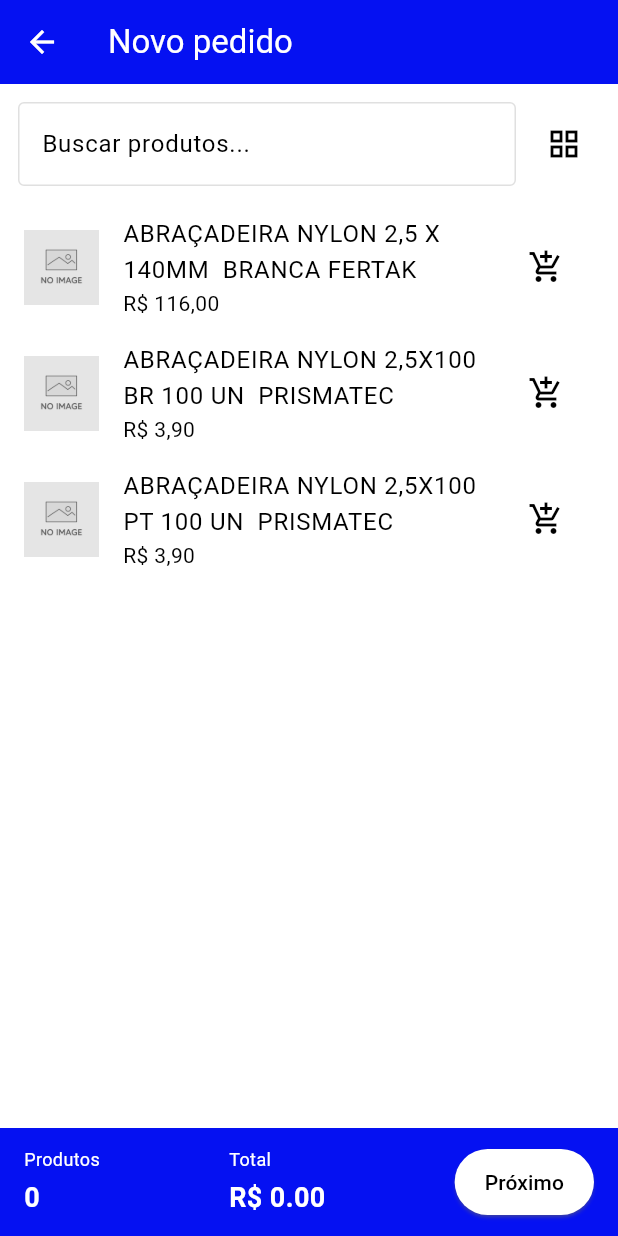
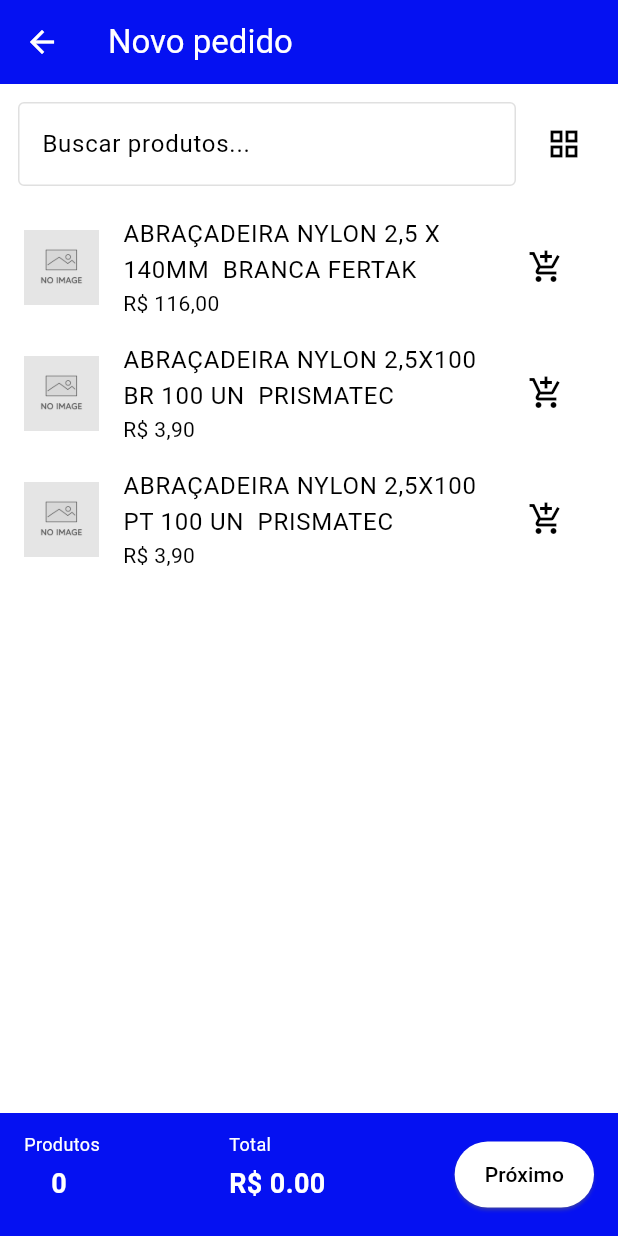
Before and after one commit to Prosystem-Informatica/ecommerce_flutter, a Flutter app: the ProductListPage screen opened by its route, on a phone screen of 412 x 824 dp. Run offline on Flutter 3.47's test engine with Material 3 defaults, Android fonts, the phone set to English and light mode, and no system bars; our stand-ins replace bloc, equatable, flutter_bloc, flutter_dotenv, get, shared_preferences and 1 more; missing offline and left inert: match; accounts and stored records are empty; network calls fail.

```diff
--- a/lib/app/modules/home/home_page.dart
+++ b/lib/app/modules/home/home_page.dart
@@ -122,12 +122,12 @@ class _DashboardState extends State<Dashboard> {
             children: [
               const SizedBox(height: 8),
               Padding(
-                padding: const EdgeInsets.symmetric(horizontal: 1),
+                padding: const EdgeInsets.symmetric(horizontal: 2),
                 child: Container(
-                  padding: const EdgeInsets.all(1),
+                  padding: const EdgeInsets.all(2),
                   child: TabBar(
                     isScrollable: true,
-                    labelPadding: const EdgeInsets.symmetric(horizontal: 10),
+                    labelPadding: const EdgeInsets.symmetric(horizontal: 25),
                     indicator: BoxDecoration(
                       color: colorScheme.primary,
                       borderRadius: BorderRadius.circular(25),
--- a/lib/app/modules/home/modules/cart/add_cart_page.dart
+++ b/lib/app/modules/home/modules/cart/add_cart_page.dart
@@ -105,9 +105,21 @@ class _ProductListPageState extends State<ProductListPage>
                     Expanded(
                       child: TextField(
                         controller: searchController,
-                        decoration: const InputDecoration(
+                        decoration:  InputDecoration(
                           labelText: 'Buscar produtos...',
                           border: OutlineInputBorder(),
+                          suffixIcon:
+                              searchQuery.isNotEmpty
+                                  ? IconButton(
+                                    icon: Icon(Icons.clear),
+                                    onPressed: () {
+                                      setState(() {
+                                        searchController.clear();
+                                        searchQuery = '';
+                                      });
+                                    },
+                                  )
+                                  : null,
                         ),
                         onChanged: (value) {
                           setState(() {
@@ -247,15 +259,19 @@ class _ProductListPageState extends State<ProductListPage>
                   'Produtos',
                   style: TextStyle(color: Colors.white, fontSize: 12),
                 ),
-                const SizedBox(height: 4),
-                Text(
-                  '${cart.length}',
-                  style: const TextStyle(
-                    color: Colors.white,
-                    fontSize: 18,
-                    fontWeight: FontWeight.bold,
+                const SizedBox(height: 5),
+                Padding(
+                  padding: const EdgeInsets.only(left: 18),
+                  child: Text(
+                    '${cart.length}',
+                    style: const TextStyle(
+                      color: Colors.white,
+                      fontSize: 18,
+                      fontWeight: FontWeight.bold,
+                    ),
                   ),
                 ),
+                const SizedBox(height: 10),
               ],
             ),
             Column(
@@ -266,7 +282,7 @@ class _ProductListPageState extends State<ProductListPage>
                   'Total',
                   style: TextStyle(color: Colors.white, fontSize: 12),
                 ),
-                const SizedBox(height: 4),
+                const SizedBox(height: 5),
                 Text(
                   'R\$ ${total.toStringAsFixed(2)}',
                   style: const TextStyle(
@@ -275,6 +291,7 @@ class _ProductListPageState extends State<ProductListPage>
                     fontWeight: FontWeight.bold,
                   ),
                 ),
+                const SizedBox(height: 10),
               ],
             ),
             ElevatedButton(
--- a/lib/app/repositories/login/login_repository.dart
+++ b/lib/app/repositories/login/login_repository.dart
@@ -18,7 +18,7 @@ class LoginRepository implements ILoginRepository {
       prefs = await SharedPreferences.getInstance();
 
       var url =
-          'http://prosystem.dyndns-work.com:9090/datasnap/rest/TserverAPPnfe/LoginEmpresa/10329033000133';
+          'https://prosystem.dyndns-work.com:9090/datasnap/rest/TserverAPPnfe/LoginEmpresa/10329033000133';
       var response = await http.get(Uri.parse(url));
 
       var jsonData = jsonDecode(response.body);
@@ -50,8 +50,8 @@ class LoginRepository implements ILoginRepository {
       print("Host > ${host}");
       print("Port > ${port}");
 
-      /*var url =
-          'prosystem04.dynds-work.com/datasnap/rest/TServerAPPecf/LoginApp/$login/$password';*/
+      var url =
+          'prosystem04.dynds-work.com/datasnap/rest/TServerAPPecf/LoginApp/$login/$password';
 
       login = login.toUpperCase();
       password = password.toUpperCase();
```
Also changed, not shown: lib/app/modules/profile/modules/customer/customer_page.dart (+83 -16 lines).
